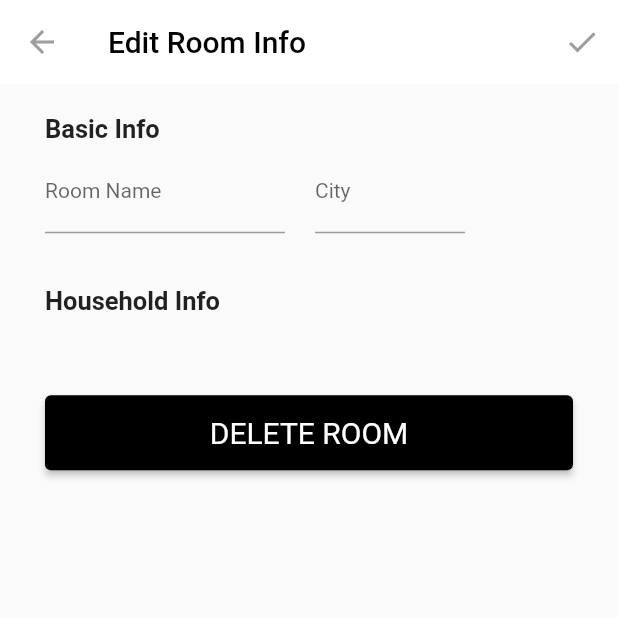
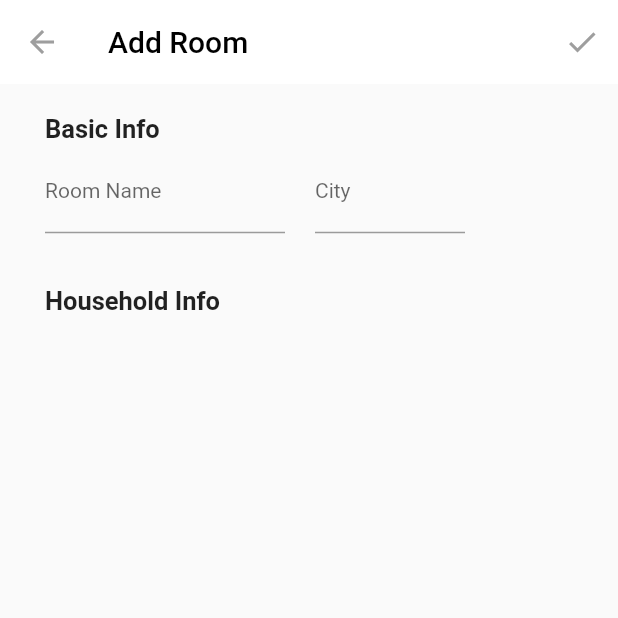
Before and after one commit to yuta-ike/gdsc_client, a Flutter app: the EditRoomPage screen opened directly, on a phone screen of 412 x 824 dp, the top half of it. Run offline on Flutter 3.47's test engine with Material 2 defaults, Android fonts, the phone set to English and light mode, and no system bars; our stand-ins replace firebase_auth, firebase_core, google_sign_in; missing offline and left inert: ar_flutter_plugin, arcore_flutter_plugin, google_vision; accounts and stored records are empty; key blocks and very long unbroken strings in the code were emptied for the run.

Commit message:
modify text displaying when adding or editing room info.

```diff
--- a/lib/views/editRoomPage.dart
+++ b/lib/views/editRoomPage.dart
@@ -29,7 +29,7 @@ class _EditRoomPageState extends State<EditRoomPage> {
   Widget build(BuildContext context) {
     return Scaffold(
       appBar: AppBarConstructor(
-        titleStr: "Edit Room Info",
+        titleStr: widget.currRoom == null ? "Add Room" : "Edit Room Info",
         context: context,
         leftNaviBarButton: AppBarButton(
           buttonCallBack: () => Navigator.of(context).pop(),
@@ -109,7 +109,9 @@ class _EditRoomPageState extends State<EditRoomPage> {
                         ? 0
                         : widget.currRoom!.householdList.length) +
                     3) {
-              return Column(
+              return widget.currRoom == null
+                  ? null
+                  : Column(
                       children: [
                         SizedBox(
                           height: 20,
```
Lines whose indentation alone changed are shown as unchanged.
